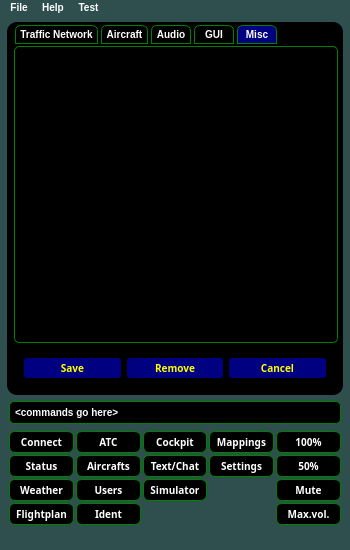
This is samples/blackgui/mainwindow.ui in swift-project/pilotclient as Qt 5 draws it before an edit. The edited form follows.
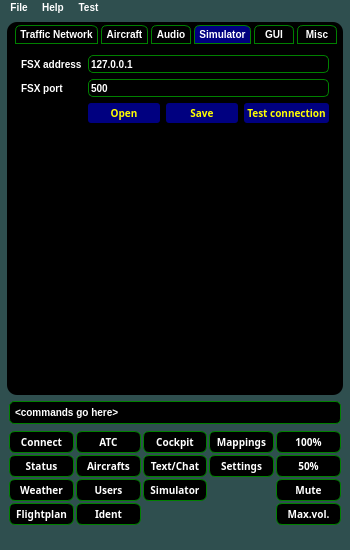
This is the edited form. Icons and pictures are not drawn.

Commit message: refs #185 , added config panel for FSX to GUI. Allows to write a simconnect.cfg, if FSX is running remotely.

Diff of the .ui file:
```diff
--- a/samples/blackgui/mainwindow.ui
+++ b/samples/blackgui/mainwindow.ui
@@ -1800,7 +1800,7 @@
            <item>
             <widget class="QTabWidget" name="tb_Settings">
              <property name="currentIndex">
-              <number>4</number>
+              <number>3</number>
              </property>
              <widget class="QWidget" name="tb_SettingsTrafficNetwork">
               <attribute name="title">
@@ -2289,6 +2289,73 @@
                </item>
               </layout>
              </widget>
+             <widget class="QWidget" name="tb_SettingsSimulator">
+              <attribute name="title">
+               <string>Simulator</string>
+              </attribute>
+              <layout class="QVBoxLayout" name="verticalLayout_2">
+               <item>
+                <layout class="QFormLayout" name="fl_SettingsSimulator">
+                 <property name="fieldGrowthPolicy">
+                  <enum>QFormLayout::AllNonFixedFieldsGrow</enum>
+                 </property>
+                 <item row="0" column="0">
+                  <widget class="QLabel" name="lbl_SettingsSimulatorFsxAddress">
+                   <property name="text">
+                    <string>FSX address</string>
+                   </property>
+                  </widget>
+                 </item>
+                 <item row="0" column="1">
+                  <widget class="QLineEdit" name="le_SettingsSimulatorFsxAddress">
+                   <property name="text">
+                    <string>127.0.0.1</string>
+                   </property>
+                  </widget>
+                 </item>
+                 <item row="1" column="0">
+                  <widget class="QLabel" name="lbl_SettingsSimulatorFsxPort">
+                   <property name="text">
+                    <string>FSX port</string>
+                   </property>
+                  </widget>
+                 </item>
+                 <item row="1" column="1">
+                  <widget class="QLineEdit" name="le_SettingsSimulatorFsxPort">
+                   <property name="text">
+                    <string>500</string>
+                   </property>
+                  </widget>
+                 </item>
+                 <item row="2" column="1">
+                  <layout class="QHBoxLayout" name="horizontalLayout_3">
+                   <item>
+                    <widget class="QPushButton" name="pb_SettingsSimulatorFsxOpenSimconnectCfg">
+                     <property name="text">
+                      <string>Open</string>
+                     </property>
+                    </widget>
+                   </item>
+                   <item>
+                    <widget class="QPushButton" name="pb_SettingsSimulatorFsxSaveSimconnectCfg">
+                     <property name="text">
+                      <string>Save</string>
+                     </property>
+                    </widget>
+                   </item>
+                   <item>
+                    <widget class="QPushButton" name="pb_SettingsSimulatorFsxTestConnection">
+                     <property name="text">
+                      <string>Test connection</string>
+                     </property>
+                    </widget>
+                   </item>
+                  </layout>
+                 </item>
+                </layout>
+               </item>
+              </layout>
+             </widget>
              <widget class="QWidget" name="tb_SettingsGui">
               <attribute name="title">
                <string>GUI</string>
```
Left out of the diff: 4 changed lines with no effect on the pictures. The commit also changes 5 other files.
